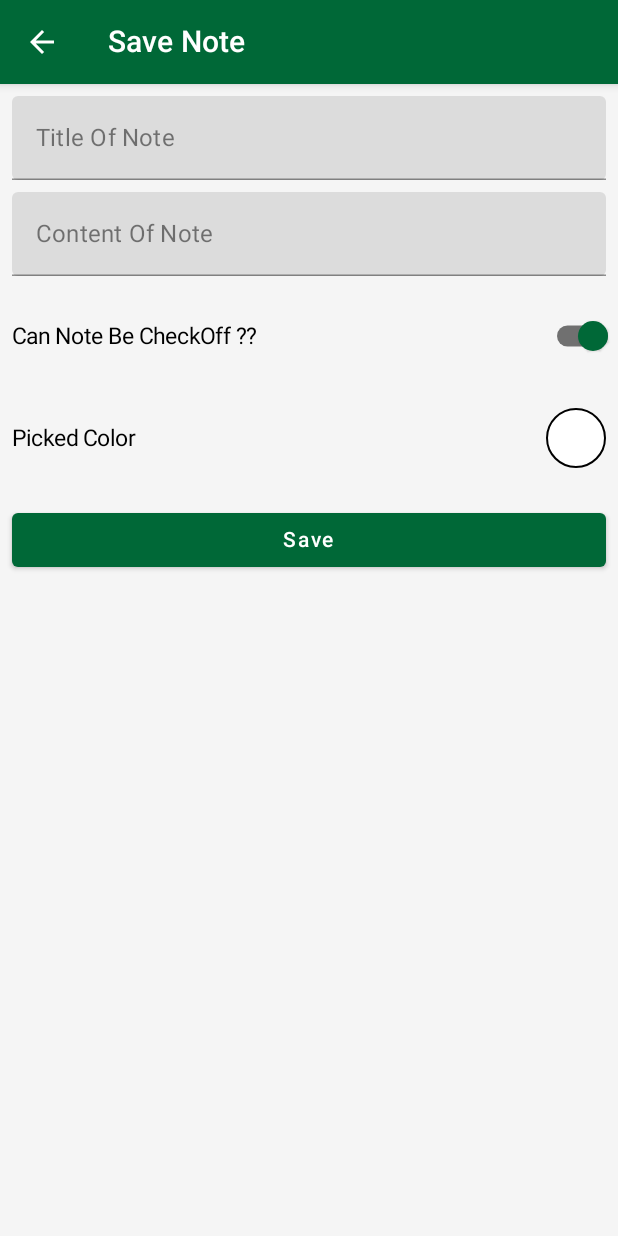
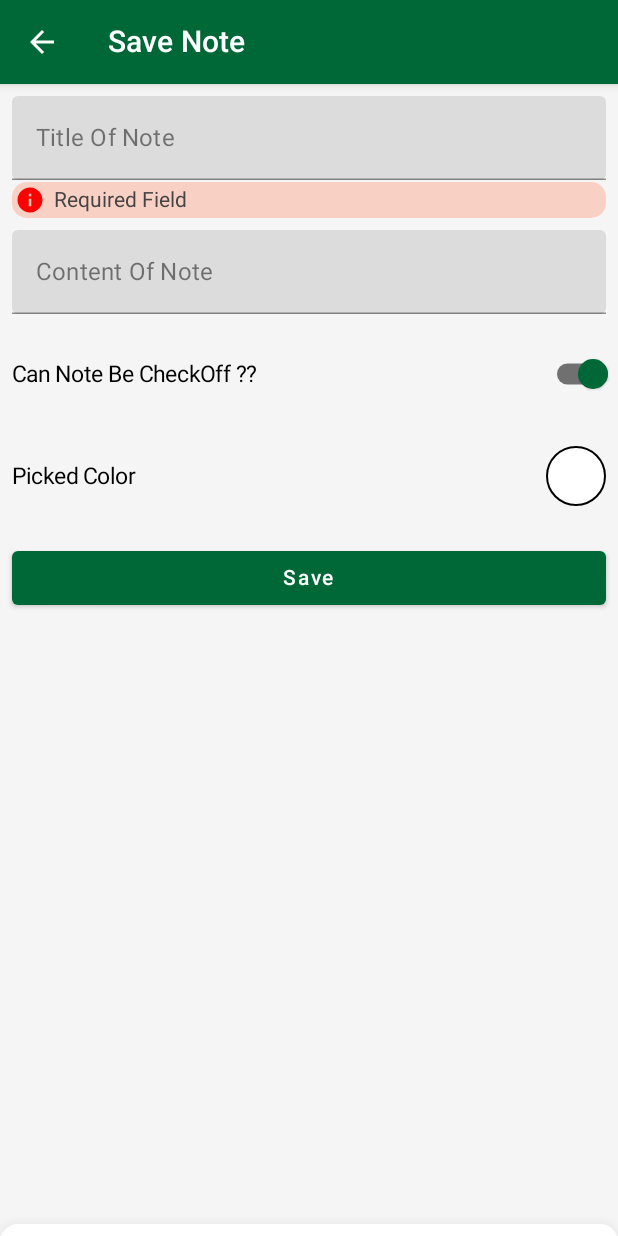
Before and after one commit to AhmedOmara14/JetNotes, an Android app built with Jetpack Compose: the SaveNoteScreen screen opened through its navigation route, on a phone screen of 412 x 824 dp. Run offline under Robolectric (Android 15) with nearby library versions, the phone set to English and light mode, and no system bars; 1 statement that could not run was skipped.

Commit message:
handle save Note Screen and handle ViewModel

```diff
--- a/app/src/main/java/com/omaradev/jetnote/MainActivity.kt
+++ b/app/src/main/java/com/omaradev/jetnote/MainActivity.kt
@@ -29,6 +29,7 @@ class MainActivity : ComponentActivity() {
                 val scaffoldState = rememberScaffoldState()
                 val drawerState = scaffoldState.drawerState
                 val coroutineScope = rememberCoroutineScope()
+                val viewModel = MainViewModel()
 
                 Scaffold(
                     modifier = Modifier.fillMaxSize(),
@@ -54,7 +55,7 @@ class MainActivity : ComponentActivity() {
                             composable(Screen.SaveNote.routing) {
                                 SaveNoteScreen(onClickOnBackIcon = {
                                     navController.navigateUp()
-                                })
+                                }, viewModel = viewModel )
                             }
 
                         }
--- /dev/null
+++ b/app/src/main/java/com/omaradev/jetnote/MainViewModel.kt
@@ -0,0 +1,21 @@
+package com.omaradev.jetnote
+import androidx.lifecycle.MutableLiveData
+import androidx.lifecycle.ViewModel
+import com.omaradev.jetnote.ui.NoteFormState
+
+class MainViewModel : ViewModel() {
+    val noteForm = MutableLiveData<NoteFormState>()
+
+    fun validateSavingNote(
+        title: String?, content: String?, colorId: Int?
+    ): MutableLiveData<NoteFormState> {
+
+        noteForm.value =
+            if (title.isNullOrBlank()) NoteFormState(titleNoteError = R.string.required_field)
+            else if (content.isNullOrBlank()) NoteFormState(contentNoteError = R.string.required_field)
+            else if (colorId == null) NoteFormState(colorNoteError = R.string.required_field)
+            else null
+
+        return noteForm
+    }
+}
--- a/app/src/main/java/com/omaradev/jetnote/domain/color/ColorModel.kt
+++ b/app/src/main/java/com/omaradev/jetnote/domain/color/ColorModel.kt
@@ -1,5 +1,5 @@
 package com.omaradev.jetnote.domain.color
 
 data class ColorModel(
-    val id: Long? = null, val name: String? = null, val colorId: Int
+    val id: Long? = null, val name: String? = null, val colorId: Int?=null
 )
--- /dev/null
+++ b/app/src/main/java/com/omaradev/jetnote/ui/NoteFormState.kt
@@ -0,0 +1,10 @@
+package com.omaradev.jetnote.ui
+
+/**
+ * Data validation state of the  form.
+ */
+data class NoteFormState(
+    var titleNoteError: Int? = null,
+    val contentNoteError: Int? = null,
+    val colorNoteError: Int? = null
+)
--- a/app/src/main/java/com/omaradev/jetnote/ui/all_notes/component/NoteItem.kt
+++ b/app/src/main/java/com/omaradev/jetnote/ui/all_notes/component/NoteItem.kt
@@ -37,14 +37,17 @@ fun NoteItem(note: Note, onClickNote: (Note) -> Unit, onChangeCheckedNote: (Note
         ) {
         val checkedState = rememberSaveable { mutableStateOf(note.isChecked) }
 
+        note.color.colorId?.let {
             Box(
                 modifier = Modifier
                     .padding(8.dp)
-                .background(color = colorResource(id = note.color.colorId), shape = CircleShape)
+                    .background(color = colorResource(id = it), shape = CircleShape)
                     .size(60.dp)
                     .clickable { onClickNote(note) }
                     .border(width = 1.dp, color = Color.Black, shape = CircleShape)
             )
+        }
+
 
         Spacer(modifier = Modifier.padding(10.dp))
 
--- a/app/src/main/java/com/omaradev/jetnote/ui/save_note/SaveNoteScreen.kt
+++ b/app/src/main/java/com/omaradev/jetnote/ui/save_note/SaveNoteScreen.kt
@@ -1,10 +1,13 @@
 package com.omaradev.jetnote.ui.save_note
 
 import android.annotation.SuppressLint
+import androidx.activity.compose.BackHandler
 import androidx.compose.foundation.background
 import androidx.compose.foundation.border
 import androidx.compose.foundation.clickable
 import androidx.compose.foundation.layout.*
+import androidx.compose.foundation.lazy.LazyColumn
+import androidx.compose.foundation.lazy.items
 import androidx.compose.foundation.shape.CircleShape
 import androidx.compose.foundation.shape.RoundedCornerShape
 import androidx.compose.material.*
@@ -18,38 +21,51 @@ import androidx.compose.runtime.saveable.rememberSaveable
 import androidx.compose.ui.Alignment
 import androidx.compose.ui.Modifier
 import androidx.compose.ui.graphics.Color
+import androidx.compose.ui.layout.layoutId
+import androidx.compose.ui.platform.LocalContext
 import androidx.compose.ui.res.colorResource
+import androidx.compose.ui.res.stringResource
 import androidx.compose.ui.text.TextStyle
 import androidx.compose.ui.unit.dp
 import androidx.compose.ui.unit.sp
+import androidx.lifecycle.MutableLiveData
+import com.omaradev.jetnote.MainViewModel
 import com.omaradev.jetnote.R
 import com.omaradev.jetnote.domain.color.ColorModel
+import com.omaradev.jetnote.ui.NoteFormState
+import com.omaradev.jetnote.ui.save_note.component.ColorItem
+import com.omaradev.jetnote.ui.utils.ErrorNote
 import kotlinx.coroutines.launch
 
 @OptIn(ExperimentalMaterialApi::class)
-@SuppressLint("UnusedMaterialScaffoldPaddingParameter")
+@SuppressLint(
+    "UnusedMaterialScaffoldPaddingParameter", "CoroutineCreationDuringComposition",
+    "UnrememberedMutableState"
+)
 @Composable
-fun SaveNoteScreen(onClickOnBackIcon: () -> Unit) {
+fun SaveNoteScreen(onClickOnBackIcon: () -> Unit, viewModel: MainViewModel) {
     val titleState = rememberSaveable { mutableStateOf("") }
     val contentState = rememberSaveable { mutableStateOf("") }
     val switchState = rememberSaveable { mutableStateOf(true) }
+
+    val noteFormState = MutableLiveData<NoteFormState>()
+
+    val colorModelState = mutableStateOf(ColorModel())
+
     val coroutineScope = rememberCoroutineScope()
-    val pickColorDialogState = rememberModalBottomSheetState(
-        initialValue = ModalBottomSheetValue.Hidden,
-        confirmStateChange = { it != ModalBottomSheetValue.HalfExpanded },
-        skipHalfExpanded = true
-    )
+    val pickColorDialogState =
+        rememberModalBottomSheetState(initialValue = ModalBottomSheetValue.Hidden,
+            confirmStateChange = { it != ModalBottomSheetValue.HalfExpanded })
 
-    val colorsPicker: ArrayList<ColorModel> = arrayListOf(
+    val colorsList: ArrayList<ColorModel> = arrayListOf(
         ColorModel(0, "Green", R.color.colorPrimary),
-        ColorModel(1, "White", R.color.white),
+        ColorModel(1, "Blue", androidx.compose.ui.R.color.vector_tint_color),
         ColorModel(2, "Black", R.color.black),
         ColorModel(3, "Gray", R.color.gray),
         ColorModel(4, "Red", R.color.red),
         ColorModel(5, "Orange", R.color.orange),
     )
 
-    PickColorDialog(colorsPicker, pickColorDialogState)
 
     Scaffold(
         backgroundColor = colorResource(id = R.color.background_color)
@@ -71,13 +87,17 @@ fun SaveNoteScreen(onClickOnBackIcon: () -> Unit) {
             )
 
             InputText("Title Of Note", titleState)
+            ErrorNote(stringResource(id = R.string.required_field))
 
             InputText("Content Of Note", contentState)
+            noteFormState.value?.contentNoteError?.let { ErrorNote(stringResource(id = it)) }
 
             Spacer(modifier = Modifier.padding(8.dp))
 
             Box(
-                modifier = Modifier.fillMaxWidth()
+                modifier = Modifier
+                    .fillMaxWidth()
+                    .layoutId("SaveNote")
             ) {
                 Text(
                     text = "Can Note Be CheckOff ??",
@@ -119,7 +139,11 @@ fun SaveNoteScreen(onClickOnBackIcon: () -> Unit) {
 
                 Box(modifier = Modifier
                     .padding(8.dp)
-                    .background(color = colorResource(id = R.color.white), shape = CircleShape)
+                    .background(
+                        color = colorResource(
+                            id = colorModelState.value.colorId ?: R.color.white
+                        ), shape = CircleShape
+                    )
                     .align(Alignment.CenterEnd)
                     .size(40.dp)
                     .clickable {
@@ -129,11 +153,21 @@ fun SaveNoteScreen(onClickOnBackIcon: () -> Unit) {
                     }
                     .border(width = 1.dp, color = Color.Black, shape = CircleShape))
             }
+            noteFormState.value?.colorNoteError?.let { ErrorNote(stringResource(id = it)) }
+
 
             Spacer(modifier = Modifier.padding(8.dp))
 
             Button(
-                onClick = {},
+                onClick = {
+                    viewModel.validateSavingNote(
+                        titleState.value,
+                        contentState.value,
+                        colorModelState.value.colorId
+                    ).observeForever {
+                        noteFormState.postValue(it)
+                    }
+                },
                 modifier = Modifier
                     .fillMaxWidth()
                     .padding(start = 8.dp, end = 8.dp),
@@ -144,6 +178,11 @@ fun SaveNoteScreen(onClickOnBackIcon: () -> Unit) {
             ) {
                 Text(text = "Save")
             }
+        }
+
+        PickColorDialog(colorsList, pickColorDialogState) {
+            coroutineScope.launch { pickColorDialogState.hide() }
+            colorModelState.value = it
         }
     }
 }
@@ -173,23 +212,32 @@ fun InputText(label: String, inputState: MutableState<String>) {
     )
 }
 
+@SuppressLint("CoroutineCreationDuringComposition")
 @OptIn(ExperimentalMaterialApi::class)
 @Composable
 fun PickColorDialog(
-    colorsPicker: ArrayList<ColorModel>,
-    pickColorDialogState: ModalBottomSheetState
+    colorsList: ArrayList<ColorModel>,
+    modalSheetState: ModalBottomSheetState,
+    onSelectColor: (ColorModel) -> Unit
 ) {
+    val coroutineScope = rememberCoroutineScope()
+
+    BackHandler(modalSheetState.isVisible) {
+        coroutineScope.launch { modalSheetState.hide() }
+    }
     ModalBottomSheetLayout(
-        sheetState = pickColorDialogState,
+        sheetState = modalSheetState,
+        sheetShape = RoundedCornerShape(topStart = 12.dp, topEnd = 12.dp),
         sheetContent = {
-            Column {
-                Text(text = "test")
-                Text(text = "test")
-                Text(text = "test")
-                Text(text = "test")
+            LazyColumn() {
+                items(items = colorsList) {
+                    ColorItem(colorModel = it) { colorModel ->
+                        onSelectColor(colorModel)
+                    }
+                }
             }
         },
-        sheetBackgroundColor = colorResource(id = R.color.white),
-        sheetShape = RoundedCornerShape(topStart = 10.dp, topEnd = 10.dp)
-    ){}
+        sheetBackgroundColor = Color.White,
+        modifier = Modifier.padding(bottom = 8.dp)
+    ) {}
 }
--- /dev/null
+++ b/app/src/main/java/com/omaradev/jetnote/ui/save_note/component/ColorItem.kt
@@ -0,0 +1,47 @@
+package com.omaradev.jetnote.ui.save_note.component
+
+import androidx.compose.foundation.background
+import androidx.compose.foundation.border
+import androidx.compose.foundation.clickable
+import androidx.compose.foundation.layout.*
+import androidx.compose.foundation.shape.CircleShape
+import androidx.compose.material.Text
+import androidx.compose.runtime.Composable
+import androidx.compose.ui.Alignment
+import androidx.compose.ui.Modifier
+import androidx.compose.ui.graphics.Color
+import androidx.compose.ui.res.colorResource
+import androidx.compose.ui.text.TextStyle
+
+import androidx.compose.ui.unit.dp
+import com.omaradev.jetnote.domain.color.ColorModel
+
+@Composable
+fun ColorItem(colorModel: ColorModel, onSelectColor: (ColorModel) -> Unit) {
+    Row(
+        horizontalArrangement = Arrangement.Center,
+        verticalAlignment = Alignment.CenterVertically,
+        modifier =
+        Modifier
+            .padding(start = 8.dp, top = 8.dp, end = 8.dp)
+            .clickable { onSelectColor(colorModel) }
+    ) {
+        colorModel.colorId?.let { color->
+            Box(
+                modifier = Modifier
+                    .background(
+                        color = colorResource(id = color), shape = CircleShape
+                    )
+                    .size(50.dp)
+                    .border(width = 1.dp, color = Color.Black, shape = CircleShape)
+            )
+        }
+        colorModel.name?.let {
+            Text(
+                text = it,
+                modifier = Modifier.padding(start = 8.dp),
+                style = TextStyle()
+            )
+        }
+    }
+}
--- /dev/null
+++ b/app/src/main/java/com/omaradev/jetnote/ui/utils/ErrorNote.kt
@@ -0,0 +1,49 @@
+package com.omaradev.jetnote.ui.utils
+import androidx.compose.foundation.Image
+import androidx.compose.foundation.background
+import androidx.compose.foundation.layout.*
+import androidx.compose.foundation.shape.RoundedCornerShape
+import androidx.compose.material.Text
+import androidx.compose.material.icons.Icons
+import androidx.compose.material.icons.filled.Info
+import androidx.compose.runtime.Composable
+import androidx.compose.ui.Alignment
+import androidx.compose.ui.Modifier
+import androidx.compose.ui.graphics.Color
+import androidx.compose.ui.graphics.ColorFilter
+import androidx.compose.ui.res.colorResource
+import androidx.compose.ui.text.TextStyle
+import androidx.compose.ui.unit.dp
+import androidx.compose.ui.unit.sp
+import com.omaradev.jetnote.R
+
+@Composable
+fun ErrorNote(requiredAction:String) {
+    Row(
+        modifier = Modifier
+            .fillMaxWidth()
+            .size(25.dp)
+            .padding(start = 8.dp, top = 1.dp, end = 8.dp)
+            .background(
+                color = colorResource(id = R.color.red_),
+                shape = RoundedCornerShape(10.dp)
+            ),
+        horizontalArrangement = Arrangement.Start,
+        verticalAlignment = Alignment.CenterVertically
+    ) {
+
+        Image(
+            imageVector = Icons.Filled.Info,
+            contentDescription = null,
+            modifier = Modifier.padding(2.dp),
+            colorFilter = ColorFilter.tint(color = Color.Red)
+        )
+
+        Text(
+            text = requiredAction,
+            style = TextStyle(fontSize = 14.sp),
+            color = Color.DarkGray,
+            modifier = Modifier.padding(start = 4.dp)
+        )
+    }
+}
--- a/app/src/main/res/values/colors.xml
+++ b/app/src/main/res/values/colors.xml
@@ -16,4 +16,6 @@
     <color name="red">#FF0303</color>
     <color name="orange">#DF3600</color>
     <color name="background_color">#F5F5F5</color>
+    <color name="red_">#85FDB198</color>
+
 </resources>
--- a/app/src/main/res/values/strings.xml
+++ b/app/src/main/res/values/strings.xml
@@ -1,3 +1,4 @@
 <resources>
     <string name="app_name">JetNote</string>
+    <string name="required_field">Required Field</string>
 </resources>
```
Lines whose indentation alone changed are shown as unchanged.
